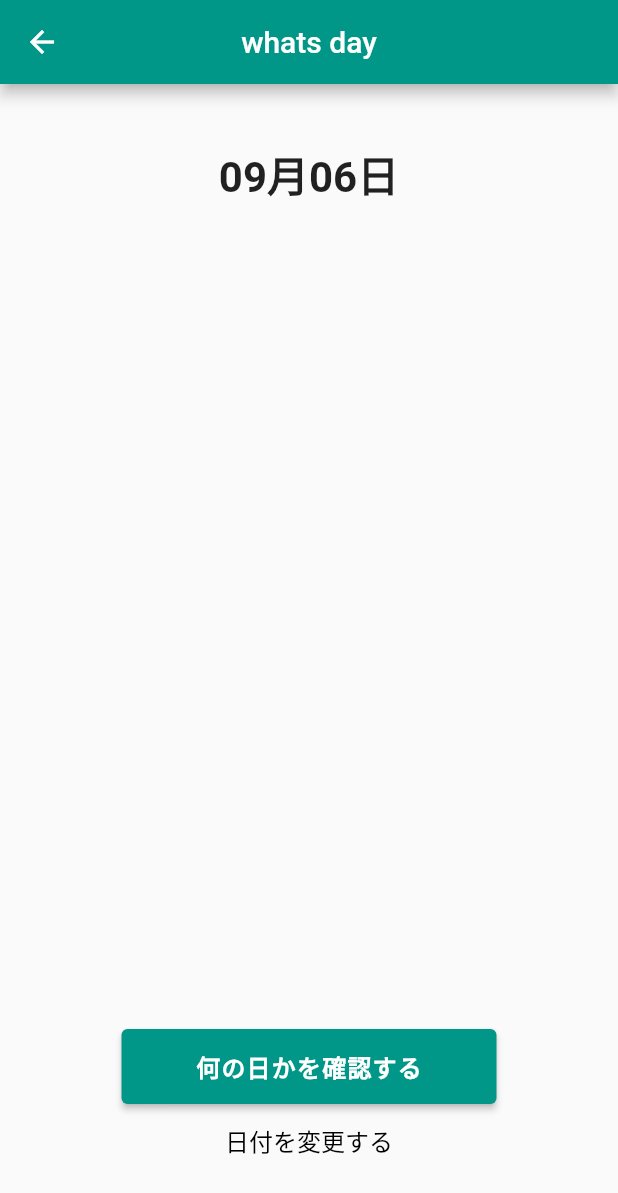
After one commit to RuiOkazaki/flutter_practice_introduction, a Flutter app: the WhatsDay screen opened by its route, after a tap on "日付を変更する", on a phone screen of 412 x 824 dp. The commit adds this screen. Shown: the top 1193 px of the screen. Run offline on Flutter 3.47's test engine with Material 2 defaults, Android fonts, the phone set to English and light mode, and no system bars; our stand-ins replace flutter_datetime_picker.

Commit message:
feat: 今日は何の日かを知れるページを作成

```diff
--- a/lib/main.dart
+++ b/lib/main.dart
@@ -2,6 +2,7 @@ import 'package:flutter/material.dart';
 import 'package:flutter_practice_introduction/pages/my_home_page.dart';
 import 'package:flutter_practice_introduction/pages/now_loading.dart';
 import 'package:flutter_practice_introduction/pages/whats_today.dart';
+import 'package:flutter_practice_introduction/pages/whats_day.dart';
 
 void main() {
   runApp(const MyApp());
@@ -22,6 +23,7 @@ class MyApp extends StatelessWidget {
         '/': (BuildContext context) => const MyHomePage(),
         '/whats_today': (BuildContext context) => const WhatsToday(),
         '/now_loading': (BuildContext context) => const NowLoading(),
+        '/whats_day': (BuildContext context) => const WhatsDay(),
       },
     );
   }
--- a/lib/pages/my_home_page.dart
+++ b/lib/pages/my_home_page.dart
@@ -9,11 +9,11 @@ class MyHomePage extends StatelessWidget {
   Widget build(BuildContext context) {
     return Scaffold(
       appBar: genHeader('Router'),
-      body: Column(
-        crossAxisAlignment: CrossAxisAlignment.center,
-        children: [
+      body: ListView(
+        children: <Widget>[
           genLink(context, "/whats_today"),
           genLink(context, "/now_loading"),
+          genLink(context, "/whats_day"),
         ],
       ),
       drawer: const Drawer(
--- /dev/null
+++ b/lib/pages/whats_day.dart
@@ -0,0 +1,78 @@
+import 'package:flutter/material.dart';
+import 'package:flutter_datetime_picker/flutter_datetime_picker.dart';
+import 'package:flutter_practice_introduction/components/header.dart';
+import 'package:url_launcher/url_launcher.dart';
+import 'package:intl/intl.dart';
+
+class WhatsDay extends StatefulWidget {
+  const WhatsDay({super.key});
+
+  @override
+  State<WhatsDay> createState() => _WhatsTodayState();
+}
+
+DateTime now = DateTime.now();
+DateFormat outputFormat = DateFormat('MM月dd日');
+
+Uri genUri(String date) =>
+    Uri.parse('https://www.google.com/search?q=$date+何の日');
+
+class _WhatsTodayState extends State<WhatsDay> {
+  String _date = outputFormat.format(now);
+
+  @override
+  Widget build(BuildContext context) {
+    return Scaffold(
+      appBar: genHeader("whats day"),
+      body: Padding(
+          padding: const EdgeInsets.all(40.0),
+          child: Align(
+            child: Column(
+              mainAxisAlignment: MainAxisAlignment.spaceBetween,
+              children: [
+                Text(
+                  _date,
+                  style: const TextStyle(
+                      fontSize: 28, fontWeight: FontWeight.bold),
+                ),
+                Column(children: [
+                  ElevatedButton(
+                      style: ElevatedButton.styleFrom(
+                          minimumSize: const Size(250, 50)),
+                      onPressed: _lanchUrl,
+                      child: const Text(
+                        '何の日かを確認する',
+                        style: TextStyle(
+                            fontSize: 16,
+                            fontWeight: FontWeight.bold,
+                            letterSpacing: 0.8),
+                      )),
+                  TextButton(
+                      onPressed: () {
+                        DatePicker.showDatePicker(context,
+                            showTitleActions: true,
+                            minTime: DateTime(1900, 1, 1),
+                            maxTime: DateTime(2100, 1, 1),
+                            currentTime: now, onConfirm: (date) {
+                          setState(() {
+                            _date = outputFormat.format(date);
+                          });
+                        });
+                      },
+                      child: const Text(
+                        "日付を変更する",
+                        style: TextStyle(color: Colors.black, fontSize: 16),
+                      )),
+                ]),
+              ],
+            ),
+          )),
+    );
+  }
+
+  Future<void> _lanchUrl() async {
+    if (!await launchUrl(genUri(_date))) {
+      throw 'Could not launch $genUri(_date)';
+    }
+  }
+}
```
